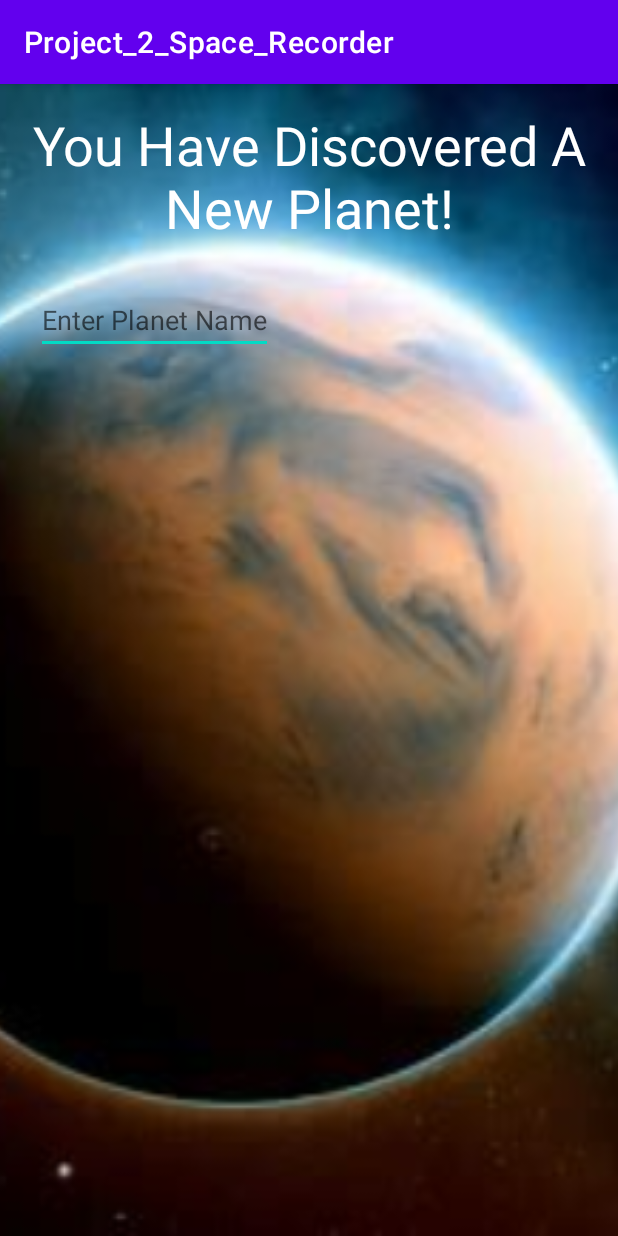
After one commit to TomasDiazWahl/Project_2_Space_Recorder, an Android app: the CreateNewPlanetActivity screen opened directly, with no data from a screen before it, on a phone screen of 412 x 824 dp. The commit adds this screen. Run offline under Robolectric (Android 15) with nearby library versions, the phone set to English and light mode, and no system bars; our stand-ins replace Room's generated code; 1 statement that could not run was skipped.

Commit message:
Fixed database reference, added 2 .xml and .java

```diff
--- a/app/src/main/java/Universe_DB/AppDataBaseSpace.java
+++ b/app/src/main/java/Universe_DB/AppDataBaseSpace.java
@@ -26,7 +26,10 @@ public abstract class AppDataBaseSpace extends RoomDatabase {
         if (instance == null){
             synchronized (LOCK){
                 if (instance == null){
-                    instance = Room.databaseBuilder(context.getApplicationContext(), AppDataBaseSpace.class, DATABASE_NAME).build();
+                    instance = Room.databaseBuilder(context.getApplicationContext(), AppDataBaseSpace.class, DATABASE_NAME)
+                            .allowMainThreadQueries()
+                            .fallbackToDestructiveMigration()
+                            .build();
                 }
             }
         }
--- /dev/null
+++ b/app/src/main/java/com/example/project_2_space_recorder/CreateNewPlanetActivity.java
@@ -0,0 +1,48 @@
+package com.example.project_2_space_recorder;
+
+import android.content.Context;
+import android.content.Intent;
+import android.os.Bundle;
+import android.view.View;
+import androidx.appcompat.app.AppCompatActivity;
+import com.example.project_2_space_recorder.databinding.ActivityCreatePlanetBinding;
+import com.example.project_2_space_recorder.databinding.ActivityExploreBinding;
+import UserDB.AppDataBaseUser;
+import UserDB.User;
+import UserDB.UserDAO;
+
+
+public class CreateNewPlanetActivity extends AppCompatActivity {
+    ActivityCreatePlanetBinding mainBinding;
+    private static final String idGetter = "LandingPage.userID";
+
+    int USERID;
+    User USER;
+    UserDAO userDAO;
+
+    protected void onCreate(Bundle savedInstanceState) {
+        super.onCreate(savedInstanceState);
+        setContentView(R.layout.create_account);
+        setupUser();
+    }
+
+    public static Intent getIntent(Context context, int userID){
+        Intent intent = new Intent(context, com.example.project_2_space_recorder.CreateNewPlanetActivity.class);
+        intent.putExtra(idGetter, userID);
+        return intent;
+    }
+
+    void setupVariables(){
+        mainBinding = ActivityCreatePlanetBinding.inflate(getLayoutInflater());
+        setContentView(mainBinding.getRoot());
+
+    }
+
+    void setupUser(){
+        userDAO = AppDataBaseUser.getInstance(getApplicationContext()).UserDAO();
+        USERID = getIntent().getIntExtra(idGetter, 0);
+        USER = userDAO.getUserById(USERID).get(0);
+        System.out.println("LandingPage " + USER);
+        setupVariables();
+    }
+}
--- a/app/src/main/java/com/example/project_2_space_recorder/Search.java
+++ b/app/src/main/java/com/example/project_2_space_recorder/Search.java
@@ -31,12 +31,8 @@ public class Search extends AppCompatActivity implements SearchView.OnQueryTextL
         // initialise ListView with id
         listView = findViewById(R.id.listView);
 
-
-
         mainBinding = ActivitySearchBinding.inflate(getLayoutInflater());
         setContentView(mainBinding.getRoot());
-
-
 
     }
 
--- /dev/null
+++ b/app/src/main/res/layout/activity_create_planet.xml
@@ -0,0 +1,48 @@
+<?xml version="1.0" encoding="utf-8"?>
+<androidx.constraintlayout.widget.ConstraintLayout xmlns:android="http://schemas.android.com/apk/res/android"
+    xmlns:app="http://schemas.android.com/apk/res-auto"
+    xmlns:tools="http://schemas.android.com/tools"
+    android:layout_width="match_parent"
+    android:layout_height="match_parent">
+
+    <ImageView
+        android:id="@+id/imageView"
+        android:layout_width="fill_parent"
+        android:layout_height="fill_parent"
+        android:scaleType="centerCrop"
+        android:src="@drawable/exo_planet10"
+        app:layout_constraintBottom_toBottomOf="parent"
+        app:layout_constraintEnd_toEndOf="parent"
+        app:layout_constraintHorizontal_bias="0.0"
+        app:layout_constraintStart_toStartOf="parent"
+        app:layout_constraintTop_toTopOf="parent"
+        app:layout_constraintVertical_bias="0.0" />
+
+
+    <TextView
+        android:id="@+id/new_planet_message"
+        android:layout_width="wrap_content"
+        android:layout_height="wrap_content"
+        android:layout_marginTop="16dp"
+        android:gravity="center"
+        android:text="@string/discovered_planet_message"
+        android:textColor="@color/white"
+        android:textSize="36sp"
+        app:layout_constraintEnd_toEndOf="parent"
+        app:layout_constraintHorizontal_bias="0.0"
+        app:layout_constraintStart_toStartOf="parent"
+        app:layout_constraintTop_toTopOf="parent" />
+
+    <EditText
+        android:id="@+id/create_planet_name"
+        android:layout_width="wrap_content"
+        android:layout_height="wrap_content"
+        android:layout_marginTop="28dp"
+        android:hint="@string/enter_planet_name"
+        app:layout_constraintEnd_toEndOf="parent"
+        app:layout_constraintHorizontal_bias="0.094"
+        app:layout_constraintStart_toStartOf="parent"
+        app:layout_constraintTop_toBottomOf="@+id/new_planet_message" />
+
+
+</androidx.constraintlayout.widget.ConstraintLayout>
--- a/app/src/main/res/values/strings.xml
+++ b/app/src/main/res/values/strings.xml
@@ -36,5 +36,8 @@
     <string name="back">back</string>
     <string name="button_search_the_universe">Search The Universe</string>
     <string name="admin_menu">Admin Menu</string>
+    <string name="discovered_planet_message">You Have Discovered A New Planet!</string>
+    <string name="enter_planet_name">Enter Planet Name</string>
+    <string name="discovered_solar_system">You Have Discovered a New Solar System!</string>
 
 </resources>
```
Also changed, not shown: app/src/main/AndroidManifest.xml (+9 -0 lines), app/src/main/java/com/example/project_2_space_recorder/CreateNewSolarSystemActivity.java (added, +49 -0 lines), app/src/main/java/com/example/project_2_space_recorder/ExploreActivity.java (+44 -0 lines), app/src/main/java/com/example/project_2_space_recorder/LandingPageActivity.java (+11 -2 lines), app/src/main/java/com/example/project_2_space_recorder/MainActivity.java (+4 -8 lines), app/src/main/res/layout/activity_create_solar_system.xml (added, +34 -0 lines), app/src/main/res/drawable/exo_planet10.jpg (added), app/src/main/res/drawable/solar_system.jpg (added).
